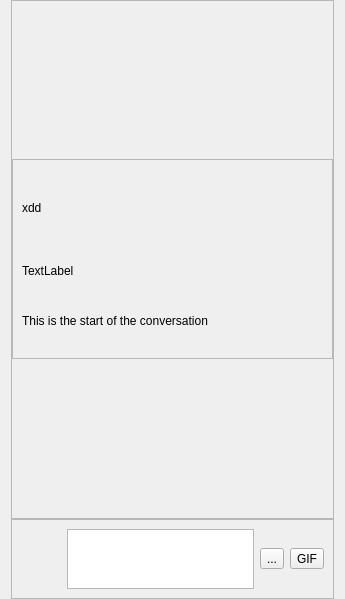
Above: pages/directmessage.ui from Didi305/Discard before the change. Below: the same form after it.
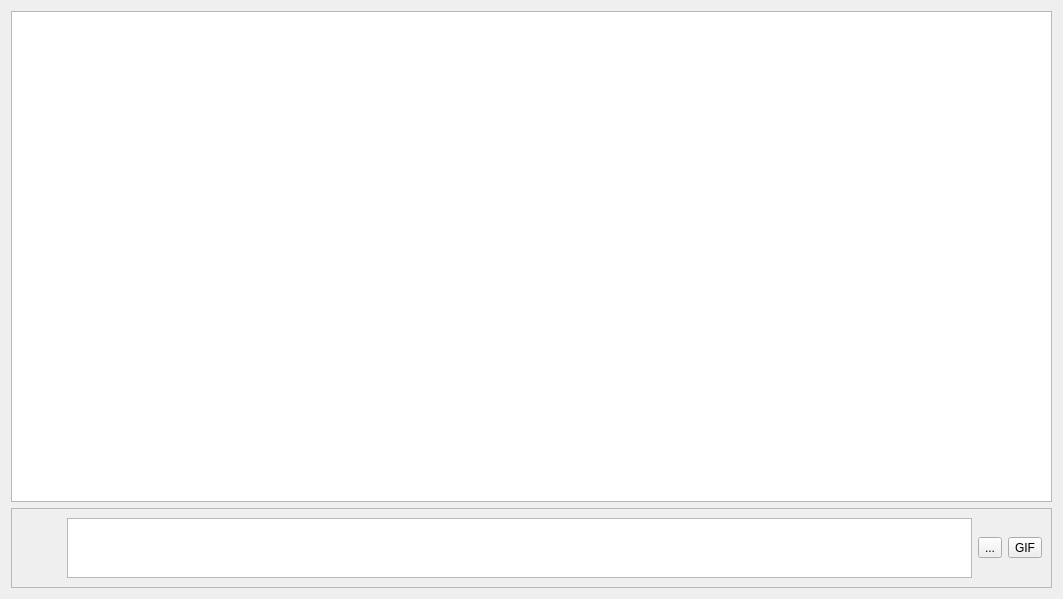
That is the form after the change. Icons and pictures are not drawn.

```diff
--- a/pages/directmessage.ui
+++ b/pages/directmessage.ui
@@ -6,7 +6,7 @@
    <rect>
     <x>0</x>
     <y>0</y>
-    <width>345</width>
+    <width>1063</width>
     <height>599</height>
    </rect>
   </property>
@@ -20,142 +20,8 @@
    <string notr="true"/>
   </property>
   <layout class="QVBoxLayout" name="verticalLayout">
-   <property name="spacing">
-    <number>0</number>
-   </property>
-   <property name="leftMargin">
-    <number>11</number>
-   </property>
-   <property name="topMargin">
-    <number>0</number>
-   </property>
-   <property name="rightMargin">
-    <number>11</number>
-   </property>
-   <property name="bottomMargin">
-    <number>0</number>
-   </property>
    <item>
-    <widget class="QScrollArea" name="messagesScrollArea">
-     <property name="horizontalScrollBarPolicy">
-      <enum>Qt::ScrollBarPolicy::ScrollBarAlwaysOff</enum>
-     </property>
-     <property name="widgetResizable">
-      <bool>true</bool>
-     </property>
-     <widget class="QWidget" name="scrollAreaWidgetContents">
-      <property name="geometry">
-       <rect>
-        <x>0</x>
-        <y>0</y>
-        <width>321</width>
-        <height>517</height>
-       </rect>
-      </property>
-      <layout class="QVBoxLayout" name="verticalLayout_2" stretch="0,1">
-       <property name="spacing">
-        <number>20</number>
-       </property>
-       <property name="leftMargin">
-        <number>0</number>
-       </property>
-       <property name="topMargin">
-        <number>0</number>
-       </property>
-       <property name="rightMargin">
-        <number>0</number>
-       </property>
-       <property name="bottomMargin">
-        <number>0</number>
-       </property>
-       <item>
-        <widget class="QFrame" name="receiverInformationFrame">
-         <property name="minimumSize">
-          <size>
-           <width>0</width>
-           <height>175</height>
-          </size>
-         </property>
-         <property name="maximumSize">
-          <size>
-           <width>16777215</width>
-           <height>200</height>
-          </size>
-         </property>
-         <property name="styleSheet">
-          <string notr="true"/>
-         </property>
-         <property name="frameShape">
-          <enum>QFrame::Shape::StyledPanel</enum>
-         </property>
-         <property name="frameShadow">
-          <enum>QFrame::Shadow::Plain</enum>
-         </property>
-         <layout class="QVBoxLayout" name="verticalLayout_3">
-          <property name="spacing">
-           <number>0</number>
-          </property>
-          <property name="topMargin">
-           <number>0</number>
-          </property>
-          <property name="rightMargin">
-           <number>0</number>
-          </property>
-          <property name="bottomMargin">
-           <number>0</number>
-          </property>
-          <item>
-           <widget class="QLabel" name="receiverAvatar">
-            <property name="maximumSize">
-             <size>
-              <width>56</width>
-              <height>56</height>
-             </size>
-            </property>
-            <property name="text">
-             <string>xdd</string>
-            </property>
-           </widget>
-          </item>
-          <item>
-           <widget class="QLabel" name="receiverUsername">
-            <property name="maximumSize">
-             <size>
-              <width>120</width>
-              <height>30</height>
-             </size>
-            </property>
-            <property name="text">
-             <string>TextLabel</string>
-            </property>
-           </widget>
-          </item>
-          <item>
-           <widget class="QLabel" name="startConversationLabel">
-            <property name="maximumSize">
-             <size>
-              <width>300</width>
-              <height>30</height>
-             </size>
-            </property>
-            <property name="text">
-             <string>This is the start of the conversation</string>
-            </property>
-           </widget>
-          </item>
-         </layout>
-        </widget>
-       </item>
-       <item>
-        <layout class="QVBoxLayout" name="messageContainer">
-         <property name="spacing">
-          <number>0</number>
-         </property>
-        </layout>
-       </item>
-      </layout>
-     </widget>
-    </widget>
+    <widget class="QTextBrowser" name="messageView"/>
    </item>
    <item>
     <widget class="QFrame" name="messageInputFrame">
```
